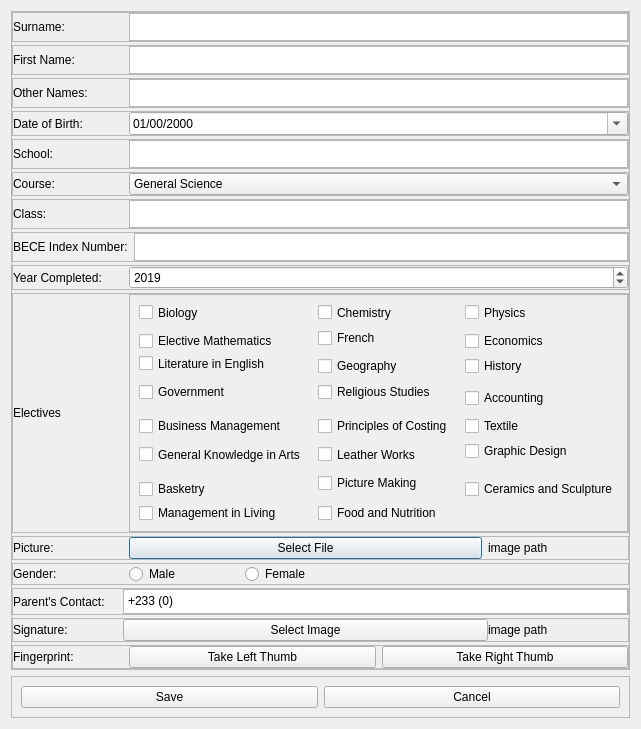
Before: the Qt Designer form UIs/edit.ui in Asiedu13/wassceverse-grandpa, drawn with Qt 5.
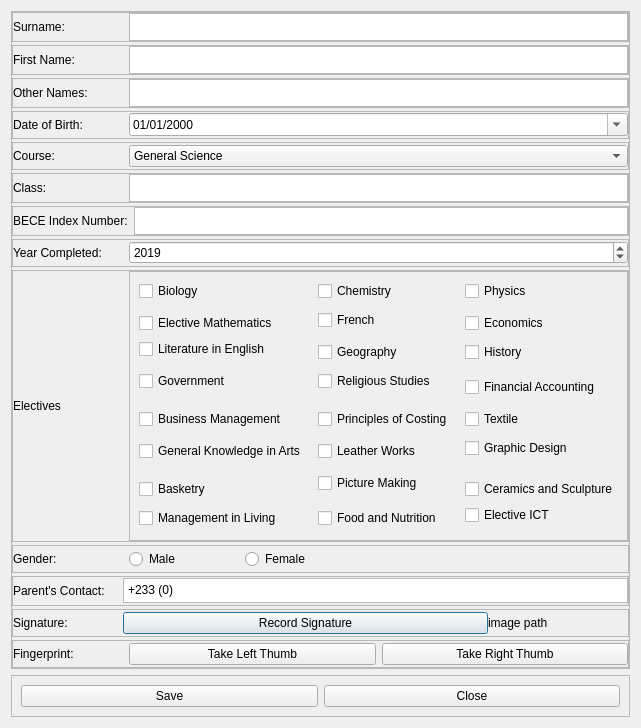
After: the same form once the commit is applied.

```diff
--- a/UIs/edit.ui
+++ b/UIs/edit.ui
@@ -7,7 +7,7 @@
     <x>0</x>
     <y>0</y>
     <width>597</width>
-    <height>729</height>
+    <height>728</height>
    </rect>
   </property>
   <property name="windowTitle">
@@ -251,20 +251,20 @@
           <widget class="QDateEdit" name="dateEdit">
            <property name="maximumDate">
             <date>
-             <year>2022</year>
+             <year>2080</year>
              <month>12</month>
              <day>31</day>
             </date>
            </property>
            <property name="minimumDate">
             <date>
-             <year>1900</year>
-             <month>9</month>
-             <day>14</day>
+             <year>1980</year>
+             <month>1</month>
+             <day>1</day>
             </date>
            </property>
            <property name="displayFormat">
-            <string>dd/mm/yyyy</string>
+            <string>dd/MM/yyyy</string>
            </property>
            <property name="calendarPopup">
             <bool>true</bool>
@@ -280,64 +280,6 @@
         </layout>
        </widget>
       </item>
-      <item>
-       <widget class="QFrame" name="frame_9">
-        <property name="minimumSize">
-         <size>
-          <width>0</width>
-          <height>30</height>
-         </size>
-        </property>
-        <property name="maximumSize">
-         <size>
-          <width>16777215</width>
-          <height>30</height>
-         </size>
-        </property>
-        <property name="frameShape">
-         <enum>QFrame::StyledPanel</enum>
-        </property>
-        <property name="frameShadow">
-         <enum>QFrame::Raised</enum>
-        </property>
-        <layout class="QHBoxLayout" name="horizontalLayout_11">
-         <property name="leftMargin">
-          <number>0</number>
-         </property>
-         <property name="topMargin">
-          <number>0</number>
-         </property>
-         <property name="rightMargin">
-          <number>0</number>
-         </property>
-         <property name="bottomMargin">
-          <number>0</number>
-         </property>
-         <item>
-          <widget class="QLabel" name="label_3">
-           <property name="minimumSize">
-            <size>
-             <width>110</width>
-             <height>0</height>
-            </size>
-           </property>
-           <property name="maximumSize">
-            <size>
-             <width>110</width>
-             <height>16777215</height>
-            </size>
-           </property>
-           <property name="text">
-            <string>School:</string>
-           </property>
-          </widget>
-         </item>
-         <item>
-          <widget class="QPlainTextEdit" name="plainTextEdit_6"/>
-         </item>
-        </layout>
-       </widget>
-      </item>
       <item>
        <widget class="QFrame" name="frame_15">
         <property name="frameShape">
@@ -651,7 +593,7 @@
             <item row="5" column="4" rowspan="3">
              <widget class="QCheckBox" name="checkBox_21">
               <property name="text">
-               <string>Accounting</string>
+               <string>Financial Accounting</string>
               </property>
              </widget>
             </item>
@@ -791,81 +733,19 @@
               </property>
              </widget>
             </item>
+            <item row="14" column="4">
+             <widget class="QCheckBox" name="checkBox_15">
+              <property name="text">
+               <string>Elective ICT</string>
+              </property>
+             </widget>
+            </item>
            </layout>
           </widget>
          </item>
         </layout>
        </widget>
       </item>
-      <item>
-       <widget class="QFrame" name="frame_10">
-        <property name="frameShape">
-         <enum>QFrame::StyledPanel</enum>
-        </property>
-        <property name="frameShadow">
-         <enum>QFrame::Raised</enum>
-        </property>
-        <layout class="QHBoxLayout" name="horizontalLayout_10">
-         <property name="leftMargin">
-          <number>0</number>
-         </property>
-         <property name="topMargin">
-          <number>0</number>
-         </property>
-         <property name="rightMargin">
-          <number>0</number>
-         </property>
-         <property name="bottomMargin">
-          <number>0</number>
-         </property>
-         <item>
-          <widget class="QLabel" name="label_2">
-           <property name="minimumSize">
-            <size>
-             <width>110</width>
-             <height>0</height>
-            </size>
-           </property>
-           <property name="maximumSize">
-            <size>
-             <width>110</width>
-             <height>16777215</height>
-            </size>
-           </property>
-           <property name="text">
-            <string>Picture:</string>
-           </property>
-          </widget>
-         </item>
-         <item>
-          <widget class="QPushButton" name="pushButton">
-           <property name="text">
-            <string>Select File</string>
-           </property>
-          </widget>
-         </item>
-         <item>
-          <widget class="QLabel" name="label_19">
-           <property name="minimumSize">
-            <size>
-             <width>140</width>
-             <height>0</height>
-            </size>
-           </property>
-           <property name="maximumSize">
-            <size>
-             <width>140</width>
-             <height>16777215</height>
-            </size>
-           </property>
-           <property name="text">
-            <string>image path</string>
-           </property>
-          </widget>
-         </item>
-        </layout>
-       </widget>
-      </item>
       <item>
        <widget class="QFrame" name="frame_8">
         <property name="frameShape">
@@ -1052,7 +932,7 @@
          <item>
           <widget class="QPushButton" name="pushButton_2">
            <property name="text">
-            <string>Select Image</string>
+            <string>Record Signature</string>
            </property>
           </widget>
          </item>
@@ -1146,7 +1026,7 @@
      <property name="frameShadow">
       <enum>QFrame::Raised</enum>
      </property>
-     <layout class="QHBoxLayout" name="horizontalLayout_16">
+     <layout class="QHBoxLayout" name="horizontalLayout_10">
       <item>
        <widget class="QPushButton" name="save">
         <property name="text">
@@ -1155,9 +1035,9 @@
        </widget>
       </item>
       <item>
-       <widget class="QPushButton" name="cancel">
+       <widget class="QPushButton" name="close">
         <property name="text">
-         <string>Cancel</string>
+         <string>Close</string>
         </property>
        </widget>
       </item>
```
Left out of the diff: 5 changed lines with no effect on the pictures.
